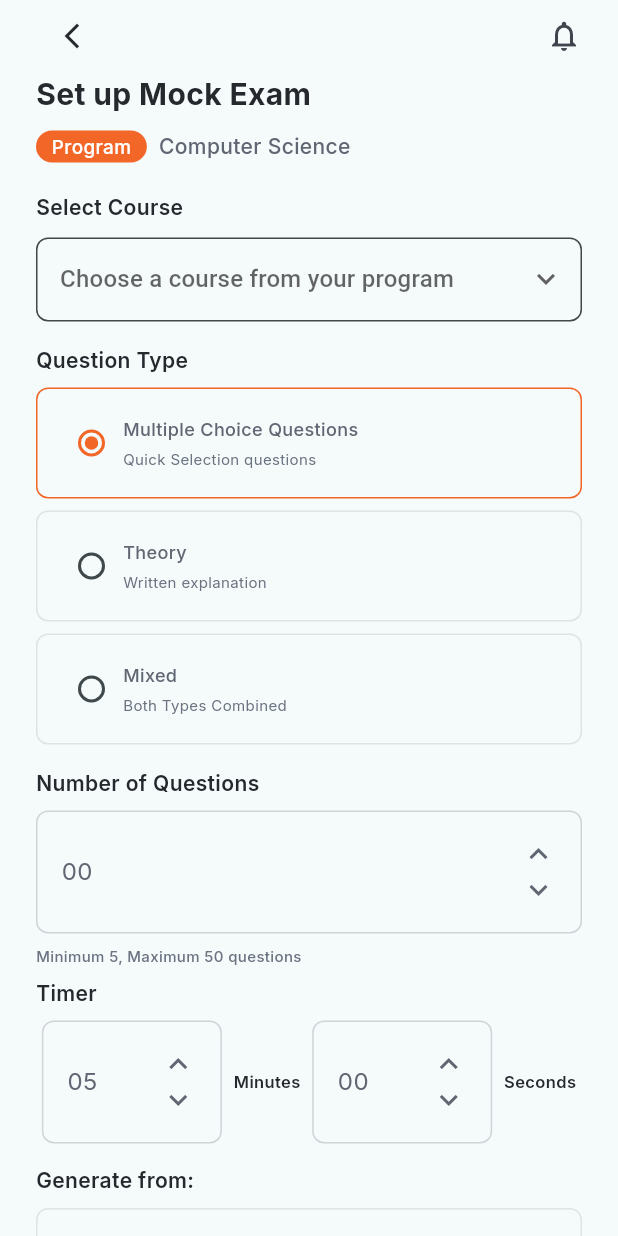
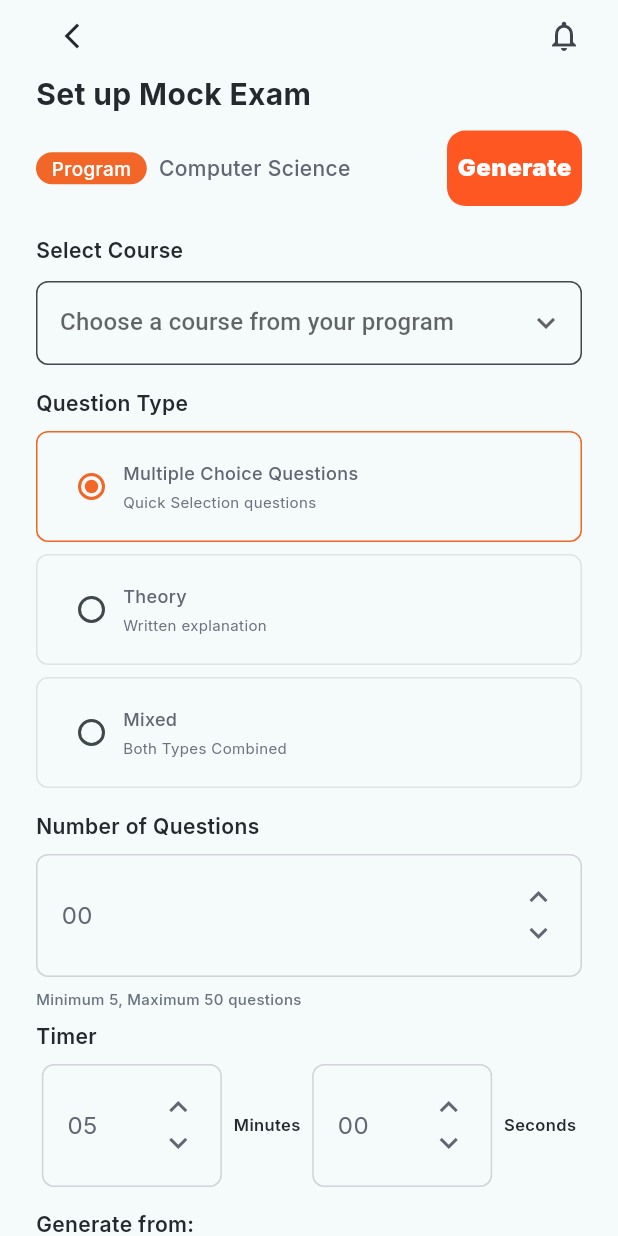
Before and after one commit to majordaniel/Edutech.Internship.2025.practicequizgenerator.mobile, a Flutter app: the MockExam screen opened directly, after a tap on "Create New Quiz", on a phone screen of 412 x 824 dp. Run offline on Flutter 3.47's test engine with Material 3 defaults, Android fonts, the phone set to English and light mode, and no system bars; our stand-ins replace adaptive_dialog, dio, flutter_dotenv, flutter_riverpod, permission_handler.

Commit message:
add a button to generate mock exam questions

```diff
--- a/lib/screens/mock_exam.dart
+++ b/lib/screens/mock_exam.dart
@@ -38,7 +38,6 @@ class _MockExamState extends State<MockExam> {
                     ListenableBuilder(
                       listenable: userController,
                       builder: (context, child) {
-                        print('child-type=${child.runtimeType}');
                         return GreetingCard(user: userController.user);
                       },
                     ),
--- a/lib/screens/mock_setup_page.dart
+++ b/lib/screens/mock_setup_page.dart
@@ -79,6 +79,9 @@ class _MockSetupPageState extends State<MockSetupPage> {
                       ),
                       const SizedBox(height: 10),
                       Row(
+                        mainAxisAlignment: MainAxisAlignment.spaceBetween,
+                        children: [
+                          Row(
                             children: [
                               CustomButton(
                                 buttonTitle: "Program",
@@ -88,9 +91,6 @@ class _MockSetupPageState extends State<MockSetupPage> {
                                 buttonHeight: 21.3,
                                 buttonWidth: 73.9,
                                 borderRadius: 12.06,
-                            onTap: () async {
-                              _showDialogFn(context);
-                            },
                               ),
                               const SizedBox(width: 8),
                               CustomText(
@@ -98,6 +98,22 @@ class _MockSetupPageState extends State<MockSetupPage> {
                                 size: 14,
                                 color: AppColors.primaryLightBlack,
                                 fontWeight: FontWeight.w500,
+                              ),
+                            ],
+                          ),
+                          CustomButton(
+                            buttonTitle: "Generate",
+                            buttonColor:  Colors.deepOrange,
+                            textColor: AppColors.primaryWhite,
+
+                            textWeight: FontWeight.w900,
+                            textSize: 16,
+                            buttonHeight: 50.3,
+                            buttonWidth: 90,
+                            borderRadius: 12.06,
+                            onTap: () async {
+                              _showDialogFn(context);
+                            },
                           ),
                         ],
                       ),
```
Lines whose indentation alone changed are shown as unchanged.
